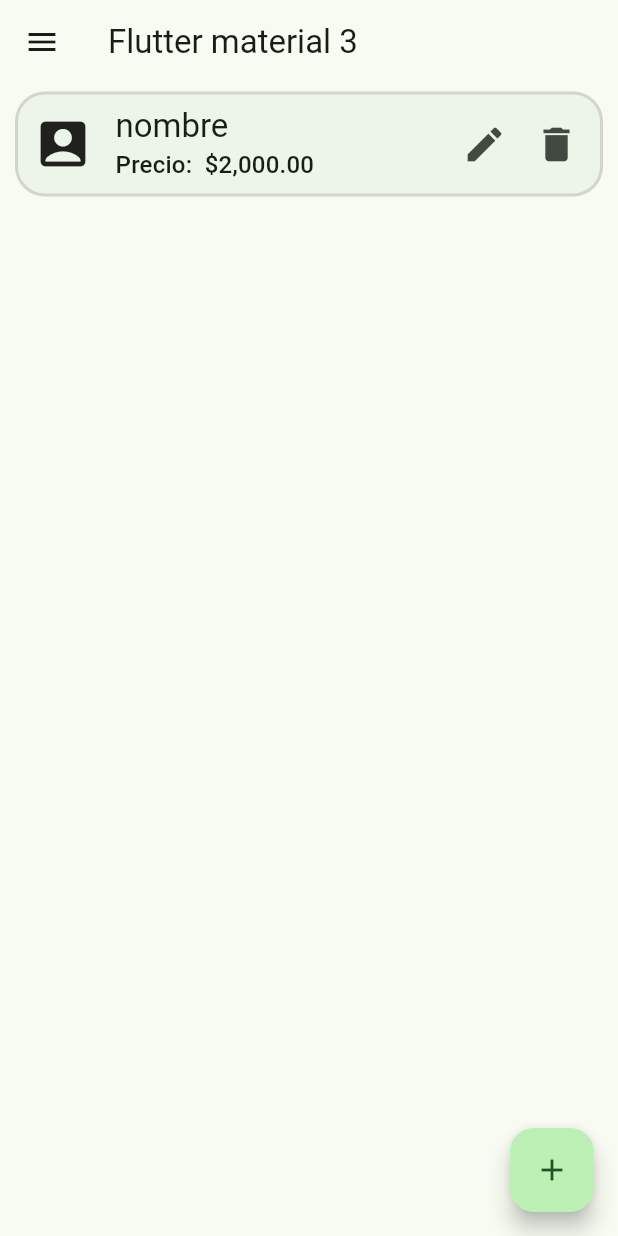
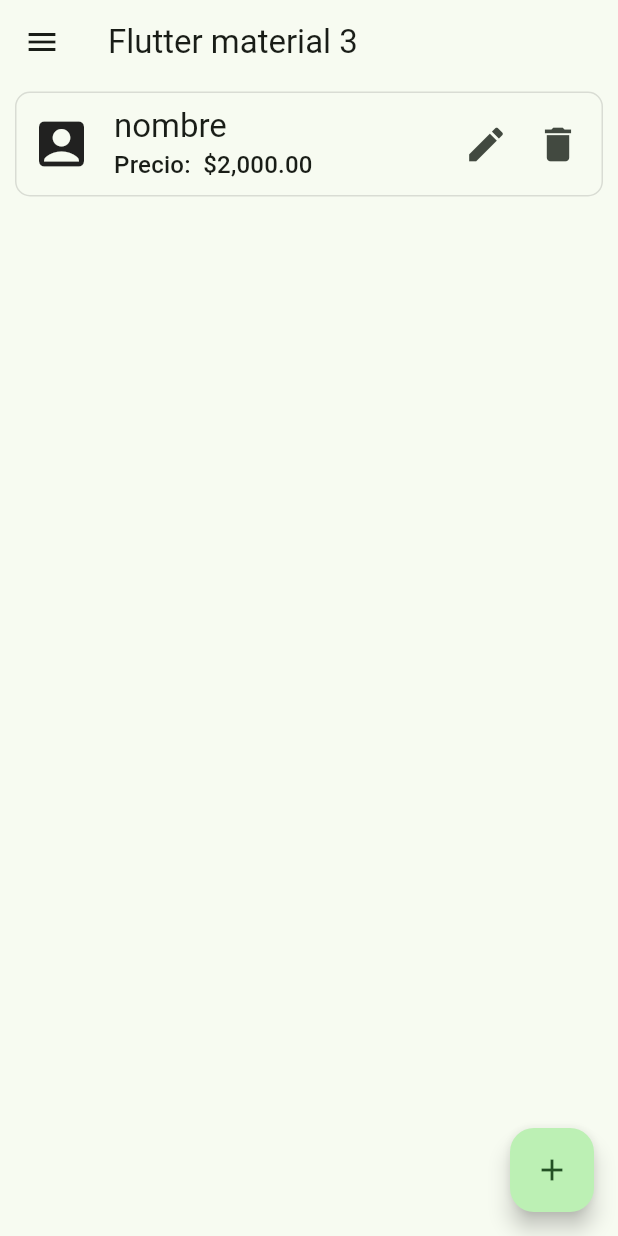
Before and after one commit to Mazo667/indumentariastock, a Flutter app: the screen it shows after launch, after a tap on the "add" icon, on a phone screen of 412 x 824 dp. Run offline on Flutter 3.47's test engine with Material 2 defaults, Android fonts, the phone set to English and light mode, and no system bars; our stand-ins replace flutter_bloc, go_router, image_picker.

Commit message:
cambio en el borde del item

```diff
--- a/lib/presentation/widgets/item/itemList.dart
+++ b/lib/presentation/widgets/item/itemList.dart
@@ -15,12 +15,11 @@ class StockItem extends StatelessWidget {
       child: Container(
         height: 70,
         decoration: BoxDecoration(
-            borderRadius: BorderRadius.circular(20),
+            borderRadius: BorderRadius.circular(10),
             border: Border.all(
-              width: 2,
+              width: 1,
               color: Colors.black12,
             ),
-            color: itemColor
         ),
         child: Row(
           mainAxisAlignment: MainAxisAlignment.start,
```
